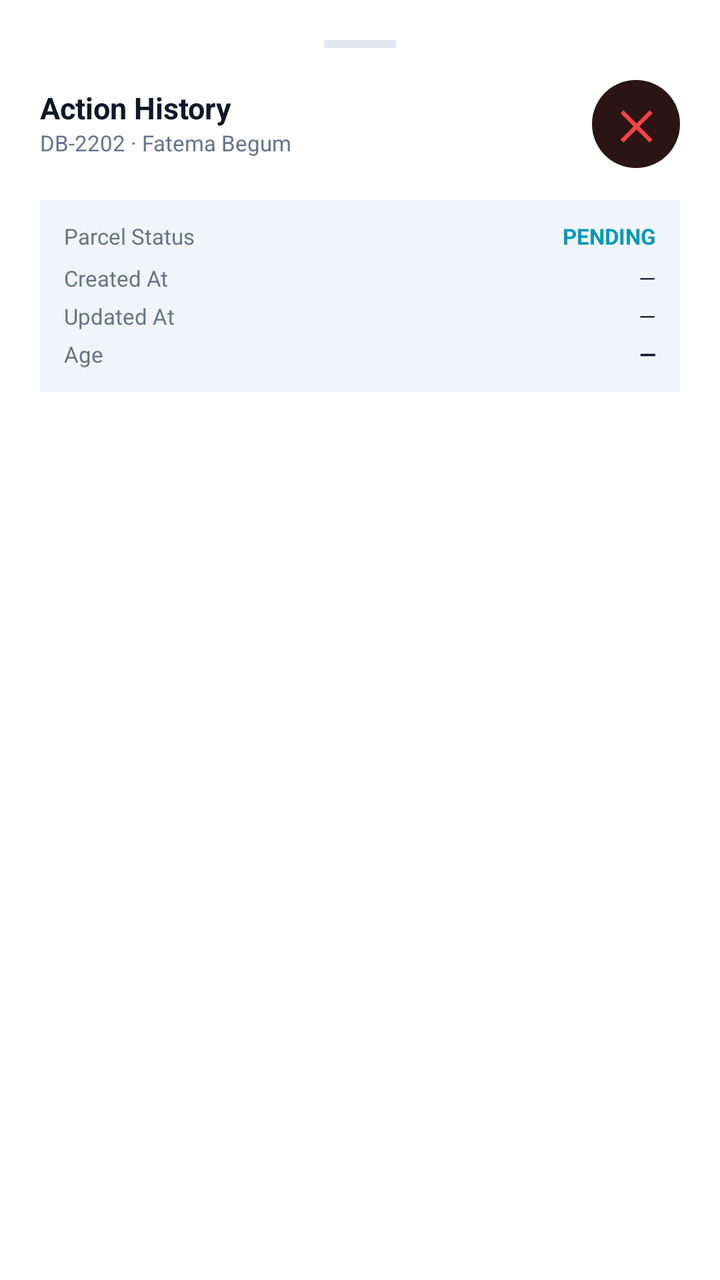
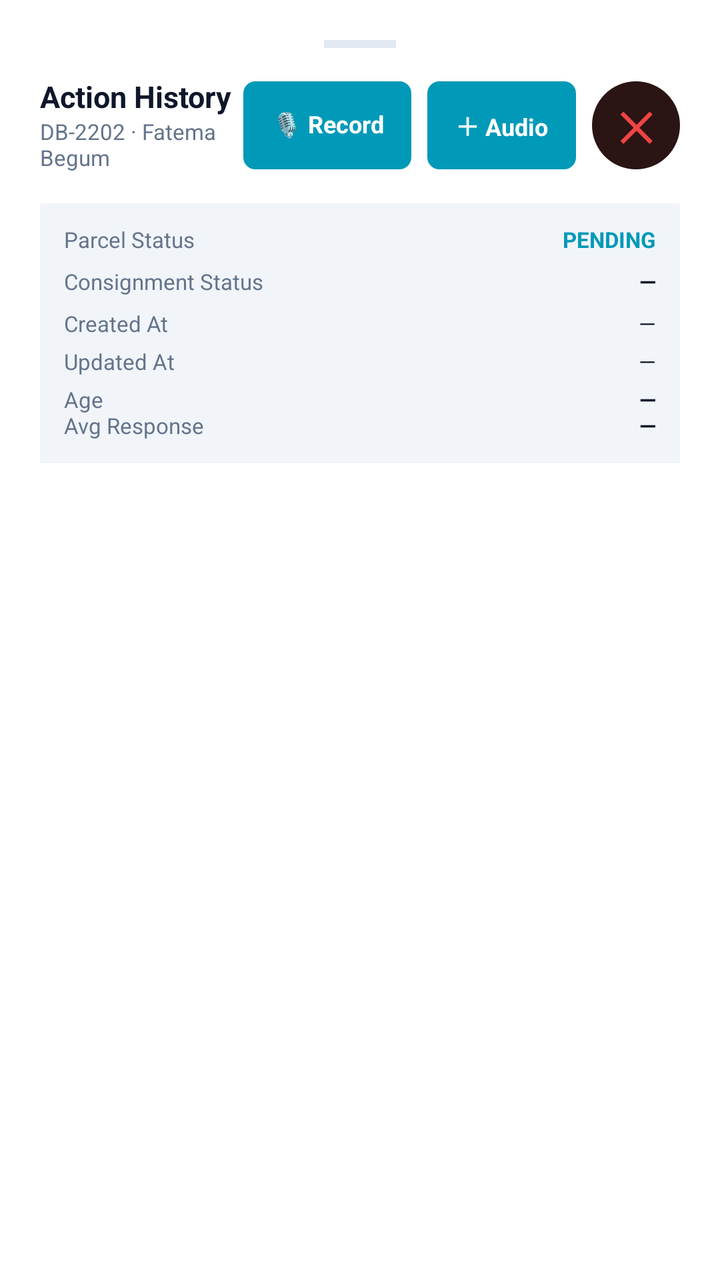

Two renders of the same Android screen: before a commit and after it. Below are the layout's source before the change and the commit's diff.
<!-- AndroidManifest.xml: application theme Theme.DataBridge -->
<!-- res/layout/bottom_sheet_action_history.xml -->
<?xml version="1.0" encoding="utf-8"?>
<LinearLayout xmlns:android="http://schemas.android.com/apk/res/android"
    android:layout_width="match_parent"
    android:layout_height="wrap_content"
    android:orientation="vertical"
    android:background="@color/theme_bg_card"
    android:padding="20dp"
    android:paddingBottom="32dp"
    android:maxHeight="500dp">

    <View
        android:layout_width="36dp"
        android:layout_height="4dp"
        android:layout_gravity="center"
        android:background="@color/theme_border"
        android:layout_marginBottom="16dp" />

    <LinearLayout
        android:layout_width="match_parent"
        android:layout_height="wrap_content"
        android:orientation="horizontal"
        android:gravity="center_vertical"
        android:layout_marginBottom="16dp">

        <LinearLayout
            android:layout_width="0dp"
            android:layout_height="wrap_content"
            android:layout_weight="1"
            android:orientation="vertical">

            <TextView
                android:id="@+id/twHistoryTitle"
                android:layout_width="wrap_content"
                android:layout_height="wrap_content"
                android:text="Action History"
                android:textSize="15sp"
                android:textColor="@color/theme_text_primary"
                android:textStyle="bold"
                android:includeFontPadding="false" />

            <TextView
                android:id="@+id/twHistorySub"
                android:layout_width="wrap_content"
                android:layout_height="wrap_content"
                android:text="DB-2202 · Fatema Begum"
                android:textSize="11sp"
                android:textColor="@color/theme_text_secondary"
                android:layout_marginTop="2dp"
                android:includeFontPadding="false" />
        </LinearLayout>

        <TextView
            android:id="@+id/btnHistoryClose"
            android:layout_width="44dp"
            android:layout_height="44dp"
            android:text="✕"
            android:textSize="20sp"
            android:textStyle="bold"
            android:textColor="#EF4444"
            android:gravity="center"
            android:background="@drawable/bg_close_button_red"
            android:clickable="true"
            android:focusable="true"
            android:includeFontPadding="false" />
    </LinearLayout>

    
    <LinearLayout
        android:id="@+id/layoutHistoryOverview"
        android:layout_width="match_parent"
        android:layout_height="wrap_content"
        android:orientation="vertical"
        android:background="@color/theme_bg_inner"
        android:padding="12dp"
        android:layout_marginBottom="14dp">

        <LinearLayout
            android:layout_width="match_parent"
            android:layout_height="wrap_content"
            android:orientation="horizontal"
            android:gravity="center_vertical"
            android:layout_marginBottom="8dp">
            <TextView
                android:layout_width="0dp"
                android:layout_height="wrap_content"
                android:layout_weight="1"
                android:text="Parcel Status"
                android:textSize="11sp"
                android:textColor="@color/theme_text_secondary"
                android:includeFontPadding="false" />
            <TextView
                android:id="@+id/twOverviewStatus"
                android:layout_width="wrap_content"
                android:layout_height="wrap_content"
                android:text="PENDING"
                android:textSize="11sp"
                android:textStyle="bold"
                android:textColor="@color/theme_accent"
                android:includeFontPadding="false" />
        </LinearLayout>

        <LinearLayout
            android:layout_width="match_parent"
            android:layout_height="wrap_content"
            android:orientation="horizontal"
            android:gravity="center_vertical"
            android:layout_marginBottom="6dp">
            <TextView
                android:layout_width="0dp"
                android:layout_height="wrap_content"
                android:layout_weight="1"
                android:text="Created At"
                android:textSize="11sp"
                android:textColor="@color/theme_text_secondary"
                android:includeFontPadding="false" />
            <TextView
                android:id="@+id/twOverviewCreatedAt"
                android:layout_width="wrap_content"
                android:layout_height="wrap_content"
                android:text="—"
                android:textSize="11sp"
                android:textColor="@color/theme_text_primary"
                android:includeFontPadding="false" />
        </LinearLayout>

        <LinearLayout
            android:layout_width="match_parent"
            android:layout_height="wrap_content"
            android:orientation="horizontal"
            android:gravity="center_vertical"
            android:layout_marginBottom="6dp">
            <TextView
                android:layout_width="0dp"
                android:layout_height="wrap_content"
                android:layout_weight="1"
                android:text="Updated At"
                android:textSize="11sp"
                android:textColor="@color/theme_text_secondary"
                android:includeFontPadding="false" />
            <TextView
                android:id="@+id/twOverviewUpdatedAt"
                android:layout_width="wrap_content"
                android:layout_height="wrap_content"
                android:text="—"
                android:textSize="11sp"
                android:textColor="@color/theme_text_primary"
                android:includeFontPadding="false" />
        </LinearLayout>

        <LinearLayout
            android:layout_width="match_parent"
            android:layout_height="wrap_content"
            android:orientation="horizontal"
            android:gravity="center_vertical">
            <TextView
                android:layout_width="0dp"
                android:layout_height="wrap_content"
                android:layout_weight="1"
                android:text="Age"
                android:textSize="11sp"
                android:textColor="@color/theme_text_secondary"
                android:includeFontPadding="false" />
            <TextView
                android:id="@+id/twOverviewAge"
                android:layout_width="wrap_content"
                android:layout_height="wrap_content"
                android:text="—"
                android:textSize="11sp"
                android:textStyle="bold"
                android:textColor="@color/theme_text_primary"
                android:includeFontPadding="false" />
        </LinearLayout>
    </LinearLayout>

    <LinearLayout
        android:id="@+id/layoutHistoryLoading"
        android:layout_width="match_parent"
        android:layout_height="96dp"
        android:gravity="center"
        android:orientation="vertical"
        android:visibility="gone">

        <ProgressBar
            android:id="@+id/pbHistoryLoading"
            android:layout_width="32dp"
            android:layout_height="32dp"
            android:indeterminate="true" />

        <TextView
            android:id="@+id/twHistoryLoadingLabel"
            android:layout_width="wrap_content"
            android:layout_height="wrap_content"
            android:layout_marginTop="10dp"
            android:text="Loading history..."
            android:textColor="@color/theme_text_secondary"
            android:textSize="12sp"
            android:includeFontPadding="false" />

        <TextView
            android:id="@+id/btnHistoryRetry"
            android:layout_width="wrap_content"
            android:layout_height="wrap_content"
            android:layout_marginTop="10dp"
            android:paddingStart="14dp"
            android:paddingEnd="14dp"
            android:paddingTop="6dp"
            android:paddingBottom="6dp"
            android:text="↻ Tap to retry"
            android:textColor="@color/theme_accent"
            android:textSize="12sp"
            android:textStyle="bold"
            android:background="@drawable/bg_close_button_red"
            android:clickable="true"
            android:focusable="true"
            android:visibility="gone"
            android:includeFontPadding="false" />
    </LinearLayout>

    <ScrollView
        android:id="@+id/scrollHistoryTimeline"
        android:layout_width="match_parent"
        android:layout_height="wrap_content"
        android:fillViewport="true">

        <LinearLayout
            android:id="@+id/layoutTimeline"
            android:layout_width="match_parent"
            android:layout_height="wrap_content"
            android:orientation="vertical" />
    </ScrollView>

</LinearLayout>
<!-- resources referenced by this layout -->
<resources>
  <color name="theme_accent">#0099b8</color>
  <color name="theme_bg_card">#ffffff</color>
  <color name="theme_bg_inner">#f1f5f9</color>
  <color name="theme_border">#e2e8f0</color>
  <color name="theme_text_primary">#0f172a</color>
  <color name="theme_text_secondary">#64748b</color>
  <!-- drawable bg_close_button_red (drawable) -->
  <?xml version="1.0" encoding="utf-8"?>
  <shape xmlns:android="http://schemas.android.com/apk/res/android"
      android:shape="oval">
      <solid android:color="#2A1414" />
  </shape>
  <style name="Theme.DataBridge" parent="Theme.MaterialComponents.DayNight.NoActionBar">
      <item name="colorPrimary">#00d4ff</item>
      <item name="colorPrimaryVariant">#16213e</item>
      <item name="colorOnPrimary">#ffffff</item>
      <item name="colorSecondary">#00d4ff</item>
      <item name="android:statusBarColor">#1a1a2e</item>
  </style>
</resources>

<!-- the commit's change to res/layout/bottom_sheet_action_history.xml (unified diff, before → after) -->
@@ -48,6 +48,40 @@
                 android:layout_marginTop="2dp"
                 android:includeFontPadding="false" />
         </LinearLayout>
+
+        <TextView
+            android:id="@+id/btnHistoryRecord"
+            android:layout_width="wrap_content"
+            android:layout_height="44dp"
+            android:text="🎙 Record"
+            android:textSize="12sp"
+            android:textStyle="bold"
+            android:textColor="@android:color/white"
+            android:gravity="center"
+            android:paddingStart="14dp"
+            android:paddingEnd="14dp"
+            android:background="@drawable/bg_journey_square_button"
+            android:clickable="true"
+            android:focusable="true"
+            android:layout_marginEnd="8dp"
+            android:includeFontPadding="false" />
+
+        <TextView
+            android:id="@+id/btnHistoryAddAudio"
+            android:layout_width="wrap_content"
+            android:layout_height="44dp"
+            android:text="＋ Audio"
+            android:textSize="12sp"
+            android:textStyle="bold"
+            android:textColor="@android:color/white"
+            android:gravity="center"
+            android:paddingStart="14dp"
+            android:paddingEnd="14dp"
+            android:background="@drawable/bg_journey_square_button"
+            android:clickable="true"
+            android:focusable="true"
+            android:layout_marginEnd="8dp"
+            android:includeFontPadding="false" />
 
         <TextView
             android:id="@+id/btnHistoryClose"
@@ -100,6 +134,59 @@
         </LinearLayout>
 
         <LinearLayout
+            android:id="@+id/layoutOverviewConsignment"
+            android:layout_width="match_parent"
+            android:layout_height="wrap_content"
+            android:orientation="horizontal"
+            android:gravity="center_vertical"
+            android:layout_marginBottom="8dp">
+            <TextView
+                android:layout_width="0dp"
+                android:layout_height="wrap_content"
+                android:layout_weight="1"
+                android:text="Consignment Status"
+                android:textSize="11sp"
+                android:textColor="@color/theme_text_secondary"
+                android:includeFontPadding="false" />
+            <TextView
+                android:id="@+id/twOverviewConsignmentStatus"
+                android:layout_width="wrap_content"
+                android:layout_height="wrap_content"
+                android:text="—"
+                android:textSize="11sp"
+                android:textStyle="bold"
+                android:textColor="@color/theme_text_primary"
+                android:includeFontPadding="false" />
+        </LinearLayout>
+
+        <LinearLayout
+            android:id="@+id/layoutOverviewScheduled"
+            android:layout_width="match_parent"
+            android:layout_height="wrap_content"
+            android:orientation="horizontal"
+            android:gravity="center_vertical"
+            android:layout_marginBottom="8dp"
+            android:visibility="gone">
+            <TextView
+                android:layout_width="0dp"
+                android:layout_height="wrap_content"
+                android:layout_weight="1"
+                android:text="📅 Scheduled"
+                android:textSize="11sp"
+                android:textColor="@color/theme_text_secondary"
+                android:includeFontPadding="false" />
+            <TextView
+                android:id="@+id/twOverviewScheduled"
+                android:layout_width="wrap_content"
+                android:layout_height="wrap_content"
+                android:text="—"
+                android:textSize="11sp"
+                android:textStyle="bold"
+                android:textColor="@color/theme_text_primary"
+                android:includeFontPadding="false" />
+        </LinearLayout>
+
+        <LinearLayout
             android:layout_width="match_parent"
             android:layout_height="wrap_content"
             android:orientation="horizontal"
@@ -162,6 +249,30 @@
                 android:includeFontPadding="false" />
             <TextView
                 android:id="@+id/twOverviewAge"
+                android:layout_width="wrap_content"
+                android:layout_height="wrap_content"
+                android:text="—"
+                android:textSize="11sp"
+                android:textStyle="bold"
+                android:textColor="@color/theme_text_primary"
+                android:includeFontPadding="false" />
+        </LinearLayout>
+
+        <LinearLayout
+            android:layout_width="match_parent"
+            android:layout_height="wrap_content"
+            android:orientation="horizontal"
+            android:gravity="center_vertical">
+            <TextView
+                android:layout_width="0dp"
+                android:layout_height="wrap_content"
+                android:layout_weight="1"
+                android:text="Avg Response"
+                android:textSize="11sp"
+                android:textColor="@color/theme_text_secondary"
+                android:includeFontPadding="false" />
+            <TextView
+                android:id="@+id/twOverviewAvgResponse"
                 android:layout_width="wrap_content"
                 android:layout_height="wrap_content"
                 android:text="—"
@@ -201,15 +312,15 @@
             android:layout_width="wrap_content"
             android:layout_height="wrap_content"
             android:layout_marginTop="10dp"
-            android:paddingStart="14dp"
-            android:paddingEnd="14dp"
-            android:paddingTop="6dp"
-            android:paddingBottom="6dp"
+            android:paddingStart="16dp"
+            android:paddingEnd="16dp"
+            android:paddingTop="8dp"
+            android:paddingBottom="8dp"
             android:text="↻ Tap to retry"
-            android:textColor="@color/theme_accent"
+            android:textColor="@android:color/white"
             android:textSize="12sp"
             android:textStyle="bold"
-            android:background="@drawable/bg_close_button_red"
+            android:background="@drawable/bg_journey_square_button"
             android:clickable="true"
             android:focusable="true"
             android:visibility="gone"
<!-- resource entries referenced after the edit -->
@@ -12,6 +12,13 @@
       android:shape="oval">
       <solid android:color="#2A1414" />
   </shape>
+  <!-- drawable bg_journey_square_button (drawable) -->
+  <?xml version="1.0" encoding="utf-8"?>
+  <shape xmlns:android="http://schemas.android.com/apk/res/android"
+      android:shape="rectangle">
+      <solid android:color="@color/theme_accent" />
+      <corners android:radius="6dp" />
+  </shape>
   <style name="Theme.DataBridge" parent="Theme.MaterialComponents.DayNight.NoActionBar">
       <item name="colorPrimary">#00d4ff</item>
       <item name="colorPrimaryVariant">#16213e</item>
